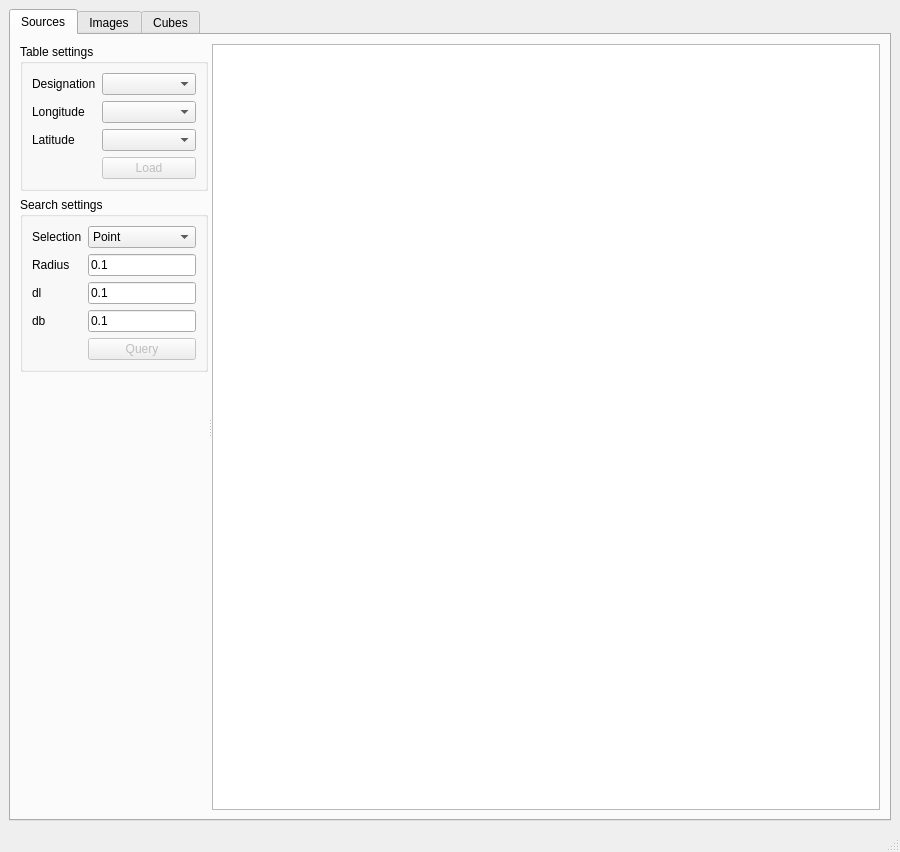
Before: the Qt Designer form Code/ui/usertablewindow.ui in VisIVOLab/ViaLacteaVisualAnalytics, drawn with Qt 5.
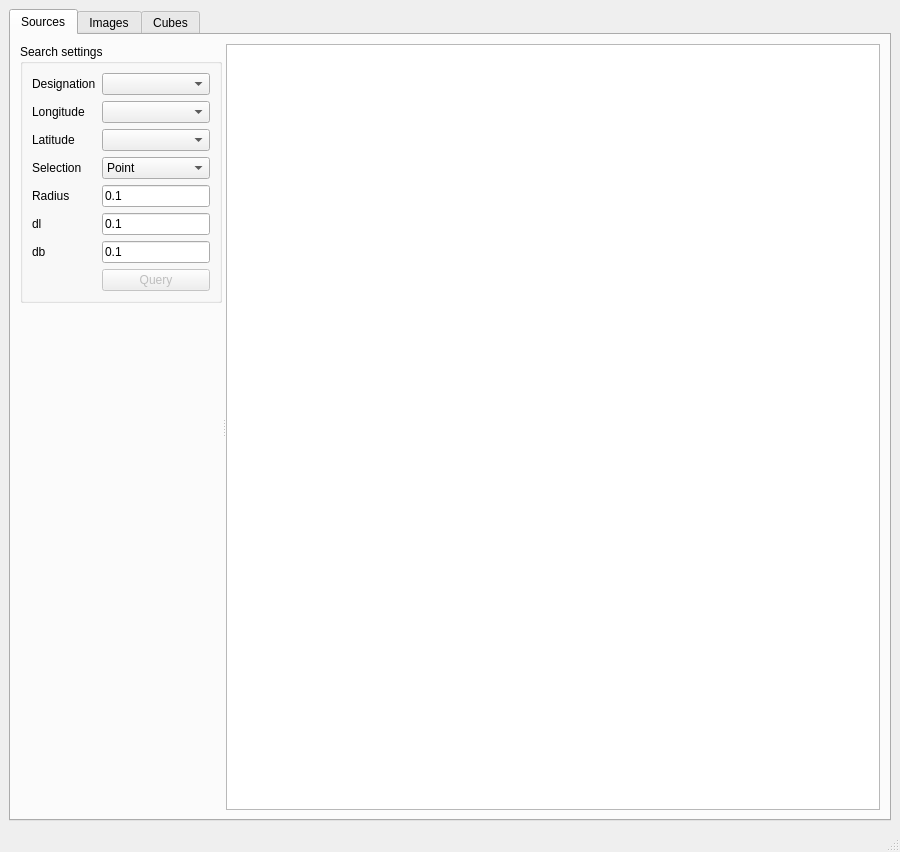
After: the same form once the commit is applied.

Commit message: Changed source table structure

What changed in the file:
```diff
--- a/Code/ui/usertablewindow.ui
+++ b/Code/ui/usertablewindow.ui
@@ -35,69 +35,20 @@
           </property>
           <widget class="QWidget" name="settingsContainer" native="true">
            <layout class="QVBoxLayout" name="verticalLayout_3">
-            <item>
-             <widget class="QGroupBox" name="tableSettingContainer">
-              <property name="title">
-               <string>Table settings</string>
-              </property>
-              <layout class="QFormLayout" name="formLayout">
-               <item row="0" column="0">
-                <widget class="QLabel" name="label">
-                 <property name="text">
-                  <string>Designation</string>
-                 </property>
-                </widget>
-               </item>
-               <item row="0" column="1">
-                <widget class="QComboBox" name="idBox"/>
-               </item>
-               <item row="1" column="0">
-                <widget class="QLabel" name="label_2">
-                 <property name="text">
-                  <string>Longitude</string>
-                 </property>
-                </widget>
-               </item>
-               <item row="1" column="1">
-                <widget class="QComboBox" name="glonBox"/>
-               </item>
-               <item row="2" column="0">
-                <widget class="QLabel" name="label_3">
-                 <property name="text">
-                  <string>Latitude</string>
-                 </property>
-                </widget>
-               </item>
-               <item row="2" column="1">
-                <widget class="QComboBox" name="glatBox"/>
-               </item>
-               <item row="3" column="1">
-                <widget class="QPushButton" name="loadButton">
-                 <property name="enabled">
-                  <bool>false</bool>
-                 </property>
-                 <property name="text">
-                  <string>Load</string>
-                 </property>
-                </widget>
-               </item>
-              </layout>
-             </widget>
-            </item>
             <item>
              <widget class="QGroupBox" name="searchSettingContainer">
               <property name="title">
                <string>Search settings</string>
               </property>
               <layout class="QFormLayout" name="formLayout_2">
-               <item row="0" column="0">
+               <item row="3" column="0">
                 <widget class="QLabel" name="selectionLabel">
                  <property name="text">
                   <string>Selection</string>
                  </property>
                 </widget>
                </item>
-               <item row="0" column="1">
+               <item row="3" column="1">
                 <widget class="QComboBox" name="selectionComboBox">
                  <item>
                   <property name="text">
@@ -111,49 +62,49 @@
                  </item>
                 </widget>
                </item>
-               <item row="1" column="0">
+               <item row="4" column="0">
                 <widget class="QLabel" name="radiusLabel">
                  <property name="text">
                   <string>Radius</string>
                  </property>
                 </widget>
                </item>
-               <item row="1" column="1">
+               <item row="4" column="1">
                 <widget class="QLineEdit" name="radiusLineEdit">
                  <property name="text">
                   <string>0.1</string>
                  </property>
                 </widget>
                </item>
-               <item row="2" column="0">
+               <item row="5" column="0">
                 <widget class="QLabel" name="dlLabel">
                  <property name="text">
                   <string>dl</string>
                  </property>
                 </widget>
                </item>
-               <item row="2" column="1">
+               <item row="5" column="1">
                 <widget class="QLineEdit" name="dlLineEdit">
                  <property name="text">
                   <string>0.1</string>
                  </property>
                 </widget>
                </item>
-               <item row="3" column="0">
+               <item row="6" column="0">
                 <widget class="QLabel" name="dbLabel">
                  <property name="text">
                   <string>db</string>
                  </property>
                 </widget>
                </item>
-               <item row="3" column="1">
+               <item row="6" column="1">
                 <widget class="QLineEdit" name="dbLineEdit">
                  <property name="text">
                   <string>0.1</string>
                  </property>
                 </widget>
                </item>
-               <item row="4" column="1">
+               <item row="7" column="1">
                 <widget class="QPushButton" name="queryButton">
                  <property name="enabled">
                   <bool>false</bool>
@@ -163,6 +114,36 @@
                  </property>
                 </widget>
                </item>
+               <item row="0" column="0">
+                <widget class="QLabel" name="label">
+                 <property name="text">
+                  <string>Designation</string>
+                 </property>
+                </widget>
+               </item>
+               <item row="0" column="1">
+                <widget class="QComboBox" name="idBox"/>
+               </item>
+               <item row="1" column="0">
+                <widget class="QLabel" name="label_2">
+                 <property name="text">
+                  <string>Longitude</string>
+                 </property>
+                </widget>
+               </item>
+               <item row="1" column="1">
+                <widget class="QComboBox" name="glonBox"/>
+               </item>
+               <item row="2" column="0">
+                <widget class="QLabel" name="label_3">
+                 <property name="text">
+                  <string>Latitude</string>
+                 </property>
+                </widget>
+               </item>
+               <item row="2" column="1">
+                <widget class="QComboBox" name="glatBox"/>
+               </item>
               </layout>
              </widget>
             </item>
```
Left out of the diff: 1 changed line with no effect on the pictures. The commit also changes 3 other files.
